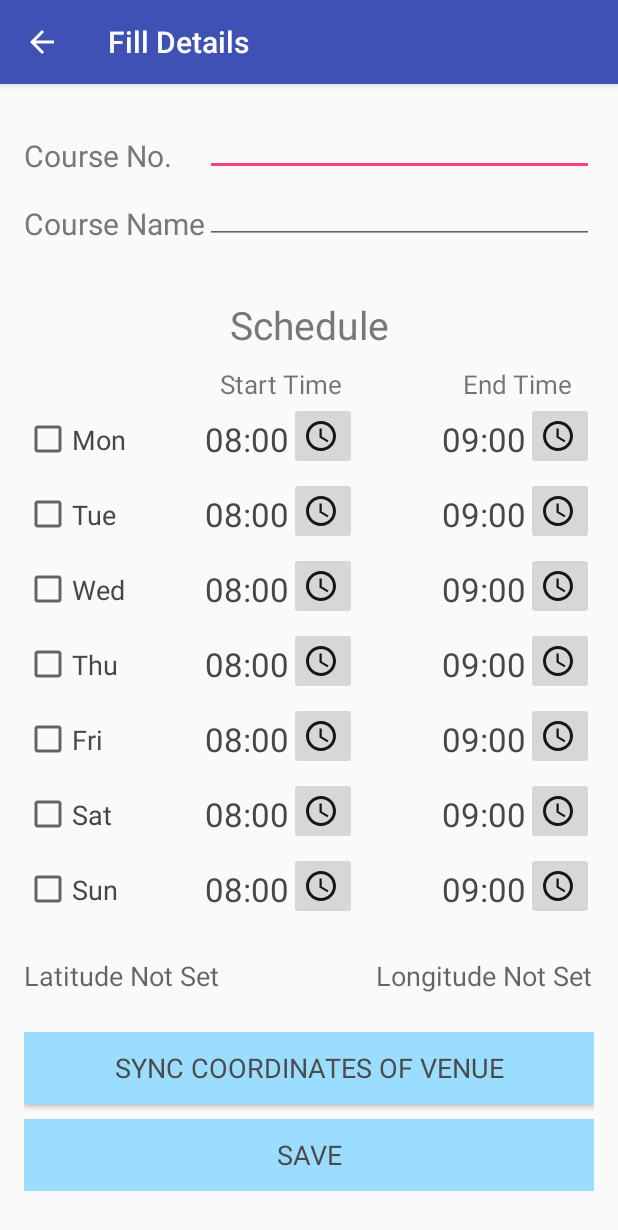
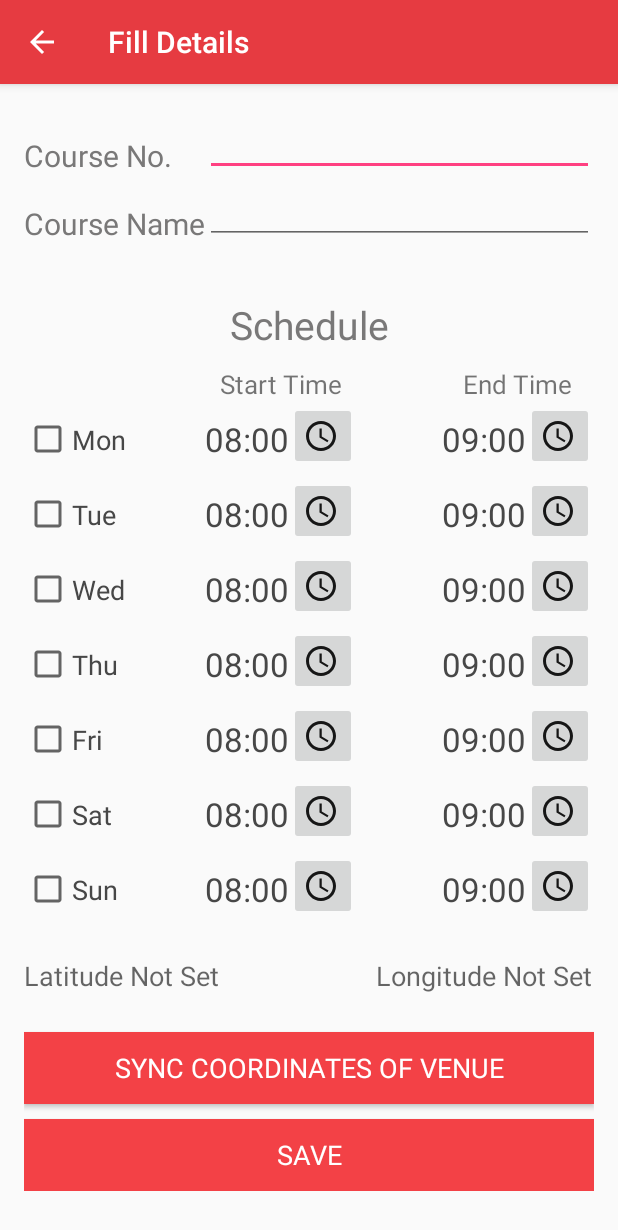
Before and after one commit to nayakrahul/AttendenceMarker, an Android app: the Fill_Course screen opened directly, with no data from a screen before it, on a phone screen of 412 x 824 dp. Shown: the top 1230 px of the screen. Run offline under Robolectric (Android 15) with nearby library versions, the phone set to English and light mode, and no system bars.

Commit message:
color change

```diff
--- a/app/src/main/res/layout/activity_course.xml
+++ b/app/src/main/res/layout/activity_course.xml
@@ -24,7 +24,7 @@
         android:gravity="center"
 
             android:textAlignment="center"
-            android:background="#9BDDFF"
+            android:background="#f84e54"
             android:nestedScrollingEnabled="false"
             android:onClick="onClickB"
             android:layout_below="@+id/course_list"
@@ -32,7 +32,7 @@
             android:layout_alignParentStart="true"
         android:fontFamily="Roboto-Thin"
         android:textSize="@dimen/add_course_text_size"
-        android:textColor="#767676" />
+        android:textColor="#ffffff" />
 
 
 
--- a/app/src/main/res/layout/activity_fill_course.xml
+++ b/app/src/main/res/layout/activity_fill_course.xml
@@ -39,10 +39,10 @@
             android:layout_below="@+id/button"
             android:layout_alignParentLeft="true"
             android:layout_alignParentStart="true"
-            android:background="#9BDDFF"
+            android:background="#f34146"
             android:layout_marginTop="10dp"
             android:textSize="18dp"
-            android:textColor="#4b4b4b" />
+            android:textColor="#ffffff" />
 
         <TextView
             android:id="@+id/textView5"
@@ -89,12 +89,12 @@
             android:fontFamily="Roboto-Thin"
             android:layout_alignWithParentIfMissing="false"
             android:layout_marginTop="70dp"
-            android:background="#9BDDFF"
+            android:background="#f34146"
             android:layout_below="@+id/checkBoxSun"
             android:layout_alignParentLeft="true"
             android:layout_alignParentStart="true"
             android:textSize="18dp"
-            android:textColor="#4b4b4b"
+            android:textColor="#ffffff"
             android:onClick="onClickSyncCoordinate" />
 
         <CheckBox
--- a/app/src/main/res/layout/activity_gps_data.xml
+++ b/app/src/main/res/layout/activity_gps_data.xml
@@ -29,6 +29,7 @@
         android:layout_height="wrap_content"
         android:text="Save Coordinates"
         android:layout_marginTop="50dp"
-        android:background="#9BDDFF"
-        android:id="@+id/gps_button" />
+        android:background="#f34146"
+        android:id="@+id/gps_button"
+        android:textColor="#ffffff" />
 </LinearLayout>
--- a/app/src/main/res/layout/nav_header_main.xml
+++ b/app/src/main/res/layout/nav_header_main.xml
@@ -2,7 +2,7 @@
 <LinearLayout xmlns:android="http://schemas.android.com/apk/res/android"
     android:layout_width="match_parent"
     android:layout_height="wrap_content"
-    android:background="@drawable/side_nav_bar"
+    android:background="#ff5757"
     android:gravity="bottom"
     android:orientation="vertical"
     android:paddingBottom="@dimen/activity_vertical_margin"
--- a/app/src/main/res/layout/time_dialog.xml
+++ b/app/src/main/res/layout/time_dialog.xml
@@ -17,7 +17,8 @@
         android:layout_height="wrap_content"
         android:text="done"
         android:id="@+id/button"
-        android:background="#fe61a7"
+        android:background="#FFEC2B31"
         android:layout_marginBottom="0dp"
-        android:layout_marginTop="5dp" />
+        android:layout_marginTop="5dp"
+        android:textColor="#ffffff" />
 </LinearLayout>
--- a/app/src/main/res/values/colors.xml
+++ b/app/src/main/res/values/colors.xml
@@ -1,6 +1,6 @@
 <?xml version="1.0" encoding="utf-8"?>
 <resources>
-    <color name="colorPrimary">#3F51B5</color>
-    <color name="colorPrimaryDark">#303F9F</color>
+    <color name="colorPrimary">#e63b41</color>
+    <color name="colorPrimaryDark">#ce2c2f</color>
     <color name="colorAccent">#FF4081</color>
 </resources>
```
Also changed, not shown: app/src/main/res/layout/activity_attendance.xml (+6 -4 lines).
